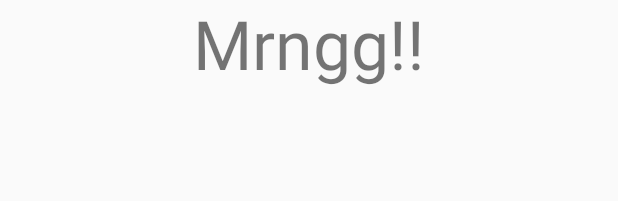
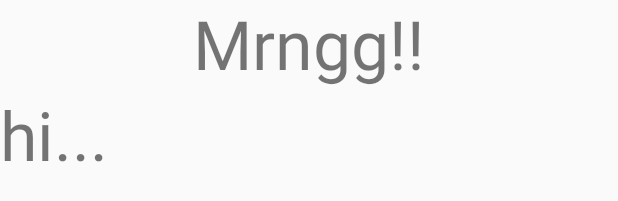
Before and after one commit to MeghanaBaratam/Example, an Android app: the layout splash.xml on its own in the app's theme, with its tools: preview values and no code run, on a phone screen of 412 x 824 dp. Shown: the part 574-775 px from the top of the screen. Run offline under Robolectric (Android 15) with nearby library versions, the phone set to English and light mode, and no system bars.

Commit message:
put text hi...

```diff
--- a/app/src/main/res/layout/images.xml
+++ b/app/src/main/res/layout/images.xml
@@ -16,6 +16,7 @@ app:layout_behavior="@string/appbar_scrolling_view_behavior"
     android:layout_width="70dp"
     android:layout_height="100dp"
     android:id="@+id/iv_home"
+    android:textAlignment="center"
     android:layout_marginLeft="30dp"
     android:src="@drawable/home"/>
 <ImageView
--- a/app/src/main/res/layout/splash.xml
+++ b/app/src/main/res/layout/splash.xml
@@ -13,6 +13,12 @@
         android:textSize="45sp"
         android:layout_centerVertical="true"
         android:layout_centerHorizontal="true" />
+    <TextView
+        android:layout_below="@+id/text1"
+        android:layout_width="match_parent"
+        android:layout_height="wrap_content"
+        android:textSize="45sp"
+        android:text="hi..."/>
 
 
 </RelativeLayout>
```
